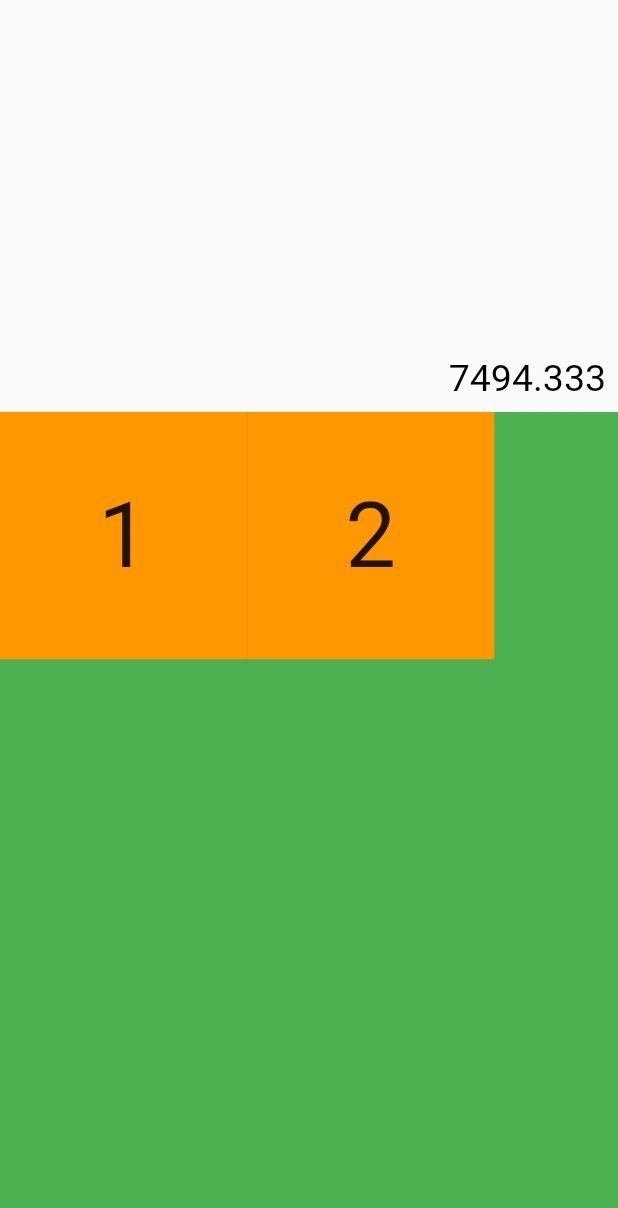
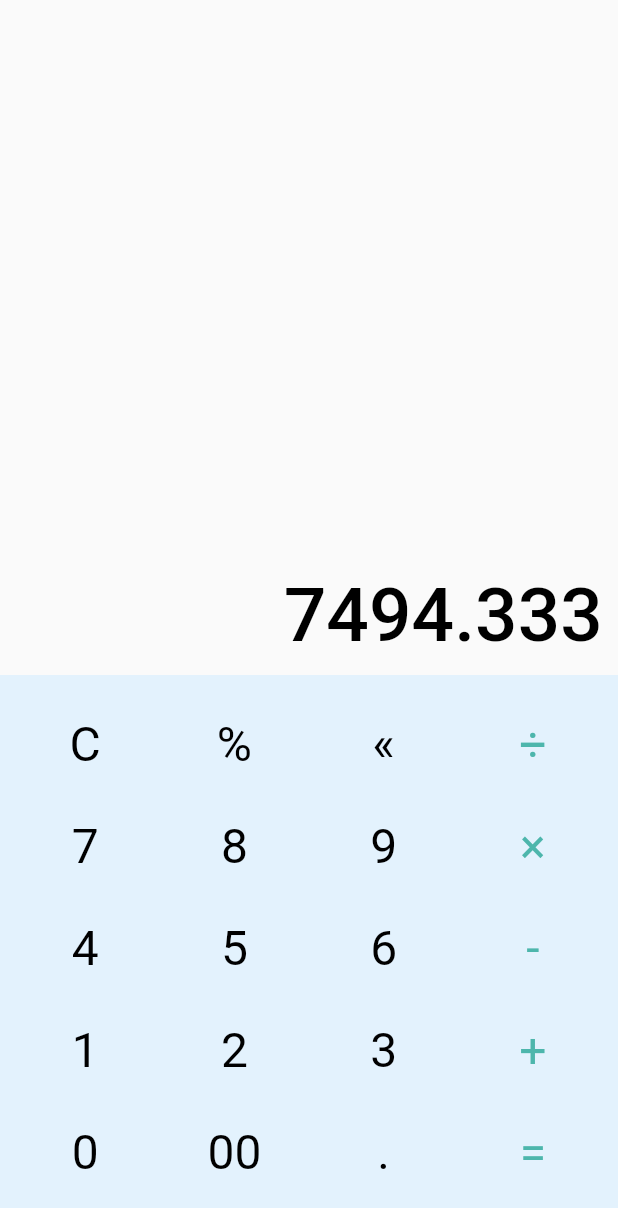
Before and after one commit to Sanoj-Raja/calcuaja, a Flutter app: the screen it shows after launch, on a phone screen of 412 x 824 dp. Shown: the top 1208 px of the screen. Run offline on Flutter 3.47's test engine with Material 2 defaults, Android fonts, the light colour scheme and no system bars.

Commit message:
Created Calculator Screen.

```diff
--- a/lib/modules/calculator_home.dart
+++ b/lib/modules/calculator_home.dart
@@ -1,4 +1,5 @@
-import 'package:calcuaja/widgets/calculator_button.dart';
+import 'package:calcuaja/widgets/calculator_buttons_row.dart';
+import 'package:calcuaja/widgets/gap_widget.dart';
 import 'package:flutter/material.dart';
 
 class CalculatorHome extends StatefulWidget {
@@ -17,41 +18,78 @@ class _CalculatorHomeState extends State<CalculatorHome> {
           children: [
             const Expanded(
               child: Padding(
-                padding: EdgeInsets.all(8.0),
+                padding: EdgeInsets.all(10.0),
                 child: Align(
                   alignment: Alignment.bottomRight,
                   child: Text(
                     '7494.333',
                     style: TextStyle(
                       color: Colors.black,
-                      fontSize: 25,
+                      fontSize: 50,
+                      fontWeight: FontWeight.w500,
                     ),
                   ),
                 ),
               ),
             ),
             Container(
-              height: MediaQuery.of(context).size.height / 1.5,
-              width: MediaQuery.of(context).size.width,
-              decoration: const BoxDecoration(
-                color: Colors.green,
+              decoration: BoxDecoration(
+                color: Colors.blue[50],
               ),
-              child: Column(
-                children: [
-                  Row(
-                    children: const [
-                      CalculatorButton(
-                        buttonString: '1',
-                      ),
-                      CalculatorButton(
-                        buttonString: '2',
-                      ),
-                      // CalculatorButton(
-                      //   buttonString: '3',
-                      // ),
-                    ],
-                  )
-                ],
+              child: Padding(
+                padding: const EdgeInsets.all(12.0),
+                child: Column(
+                  children: const [
+                    VerticalGap(
+                      gap: 15,
+                    ),
+                    CalculatorButtonsRow(
+                      firstRowText: 'C',
+                      secondRowText: '%',
+                      thirdRowText: '«',
+                      finalRowText: '÷',
+                    ),
+                    VerticalGap(
+                      gap: 30,
+                    ),
+                    CalculatorButtonsRow(
+                      firstRowText: '7',
+                      secondRowText: '8',
+                      thirdRowText: '9',
+                      finalRowText: '×',
+                    ),
+                    VerticalGap(
+                      gap: 30,
+                    ),
+                    CalculatorButtonsRow(
+                      firstRowText: '4',
+                      secondRowText: '5',
+                      thirdRowText: '6',
+                      finalRowText: '-',
+                    ),
+                    VerticalGap(
+                      gap: 30,
+                    ),
+                    CalculatorButtonsRow(
+                      firstRowText: '1',
+                      secondRowText: '2',
+                      thirdRowText: '3',
+                      finalRowText: '+',
+                    ),
+                    VerticalGap(
+                      gap: 30,
+                    ),
+                    CalculatorButtonsRow(
+                      firstRowText: '0',
+                      secondRowText: '00',
+                      thirdRowText: '.',
+                      finalRowText: '=',
+                    ),
+                    VerticalGap(
+                      gap: 25,
+                    ),
+                  ],
+                ),
               ),
             )
           ],
--- a/lib/widgets/calculator_button.dart
+++ b/lib/widgets/calculator_button.dart
@@ -1,29 +1,23 @@
 import 'package:flutter/material.dart';
 
 class CalculatorButton extends StatelessWidget {
-  // final dynamic buttonPressFunction;
-  final String buttonString;
+  final String buttonText;
+  final Color buttonTextColor;
   const CalculatorButton({
     Key? key,
-    required this.buttonString,
-    // this.buttonPressFunction,
+    required this.buttonText,
+    this.buttonTextColor = Colors.black,
   }) : super(key: key);
 
   @override
   Widget build(BuildContext context) {
-    return Container(
-      height: MediaQuery.of(context).size.height / 5,
-      width: MediaQuery.of(context).size.height / 5,
-      child: Center(
-        child: Text(
-          buttonString,
-          style: const TextStyle(
-            fontSize: 60,
-          ),
+    return Center(
+      child: Text(
+        buttonText,
+        style: TextStyle(
+          fontSize: 32,
+          color: buttonTextColor,
         ),
-      ),
-      decoration: const BoxDecoration(
-        color: Colors.orange,
       ),
     );
   }
--- /dev/null
+++ b/lib/widgets/calculator_buttons_row.dart
@@ -0,0 +1,51 @@
+import 'package:flutter/material.dart';
+import 'calculator_button.dart';
+import 'gap_widget.dart';
+
+class CalculatorButtonsRow extends StatelessWidget {
+  final String firstRowText;
+  final String secondRowText;
+  final String thirdRowText;
+  final String finalRowText;
+
+  const CalculatorButtonsRow({
+    Key? key,
+    required this.firstRowText,
+    required this.secondRowText,
+    required this.thirdRowText,
+    required this.finalRowText,
+  }) : super(key: key);
+
+  @override
+  Widget build(BuildContext context) {
+    return Row(
+      mainAxisAlignment: MainAxisAlignment.spaceBetween,
+      children: [
+        Expanded(
+          child: CalculatorButton(
+            buttonText: firstRowText,
+          ),
+        ),
+        const HorizontalGap(),
+        Expanded(
+          child: CalculatorButton(
+            buttonText: secondRowText,
+          ),
+        ),
+        const HorizontalGap(),
+        Expanded(
+          child: CalculatorButton(
+            buttonText: thirdRowText,
+          ),
+        ),
+        const HorizontalGap(),
+        Expanded(
+          child: CalculatorButton(
+            buttonText: finalRowText,
+            buttonTextColor: Colors.teal.shade300,
+          ),
+        ),
+      ],
+    );
+  }
+}
--- /dev/null
+++ b/lib/widgets/gap_widget.dart
@@ -0,0 +1,25 @@
+import 'package:flutter/material.dart';
+
+class VerticalGap extends StatelessWidget {
+  final double gap;
+  const VerticalGap({Key? key, this.gap = 10}) : super(key: key);
+
+  @override
+  Widget build(BuildContext context) {
+    return SizedBox(
+      height: gap,
+    );
+  }
+}
+
+class HorizontalGap extends StatelessWidget {
+  final double gap;
+  const HorizontalGap({Key? key, this.gap = 10}) : super(key: key);
+
+  @override
+  Widget build(BuildContext context) {
+    return SizedBox(
+      width: gap,
+    );
+  }
+}
```
